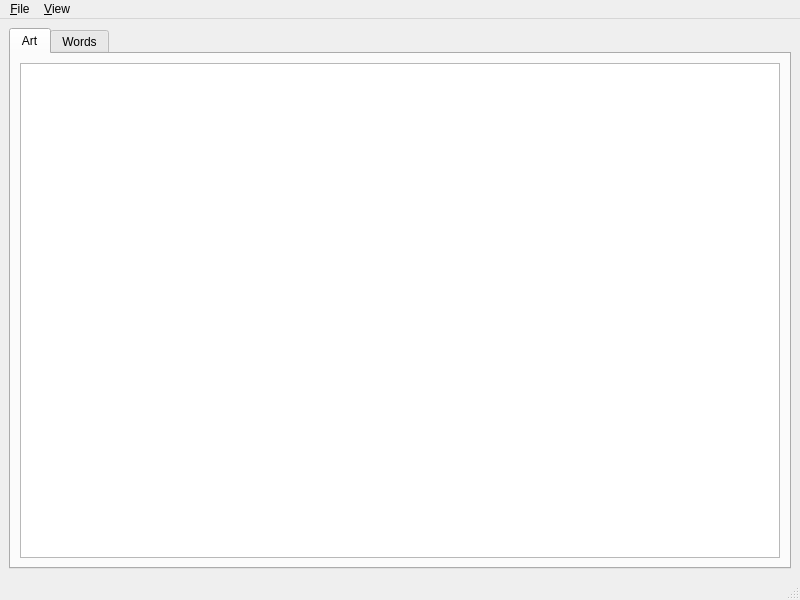
First picture: the form in sliced_art/main_window.ui, repository donkirkby/sliced_art, before the edit.
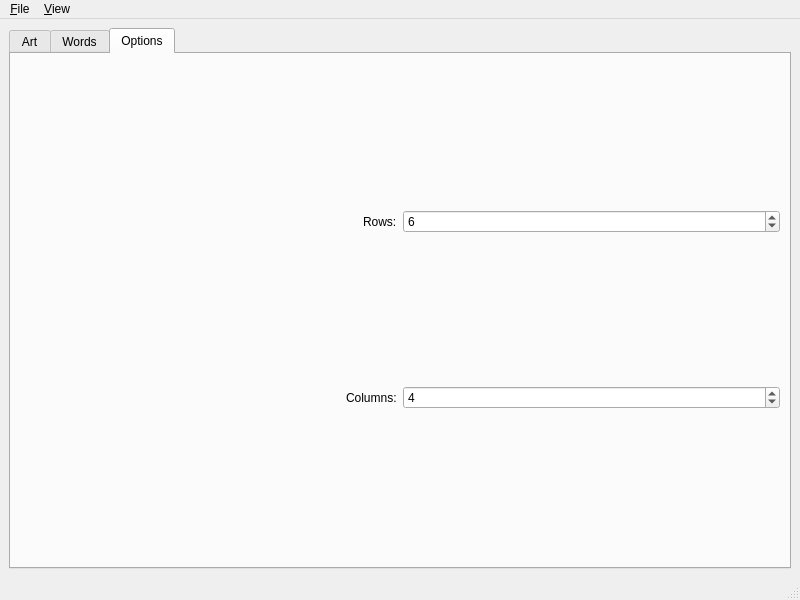
Second picture: the form after the edit. The open tabs and pages were chosen to show the change.

Commit message:
Close #1 by letting user change number of rows and columns.
Close #2 by updating display when words edited.
Remember grid position.

What changed in the file:
```diff
--- a/sliced_art/main_window.ui
+++ b/sliced_art/main_window.ui
@@ -54,6 +54,53 @@
         </item>
        </layout>
       </widget>
+      <widget class="QWidget" name="options">
+       <attribute name="title">
+        <string>Options</string>
+       </attribute>
+       <layout class="QGridLayout" name="gridLayout_4">
+        <item row="0" column="1">
+         <widget class="QSpinBox" name="rows">
+          <property name="minimum">
+           <number>1</number>
+          </property>
+          <property name="maximum">
+           <number>10</number>
+          </property>
+          <property name="value">
+           <number>6</number>
+          </property>
+         </widget>
+        </item>
+        <item row="0" column="0" alignment="Qt::AlignRight">
+         <widget class="QLabel" name="rows_label">
+          <property name="text">
+           <string>Rows:</string>
+          </property>
+         </widget>
+        </item>
+        <item row="1" column="0" alignment="Qt::AlignRight">
+         <widget class="QLabel" name="columns_label">
+          <property name="text">
+           <string>Columns:</string>
+          </property>
+         </widget>
+        </item>
+        <item row="1" column="1">
+         <widget class="QSpinBox" name="columns">
+          <property name="minimum">
+           <number>1</number>
+          </property>
+          <property name="maximum">
+           <number>10</number>
+          </property>
+          <property name="value">
+           <number>4</number>
+          </property>
+         </widget>
+        </item>
+       </layout>
+      </widget>
      </widget>
     </item>
    </layout>
```
The commit also changes 2 other files.
